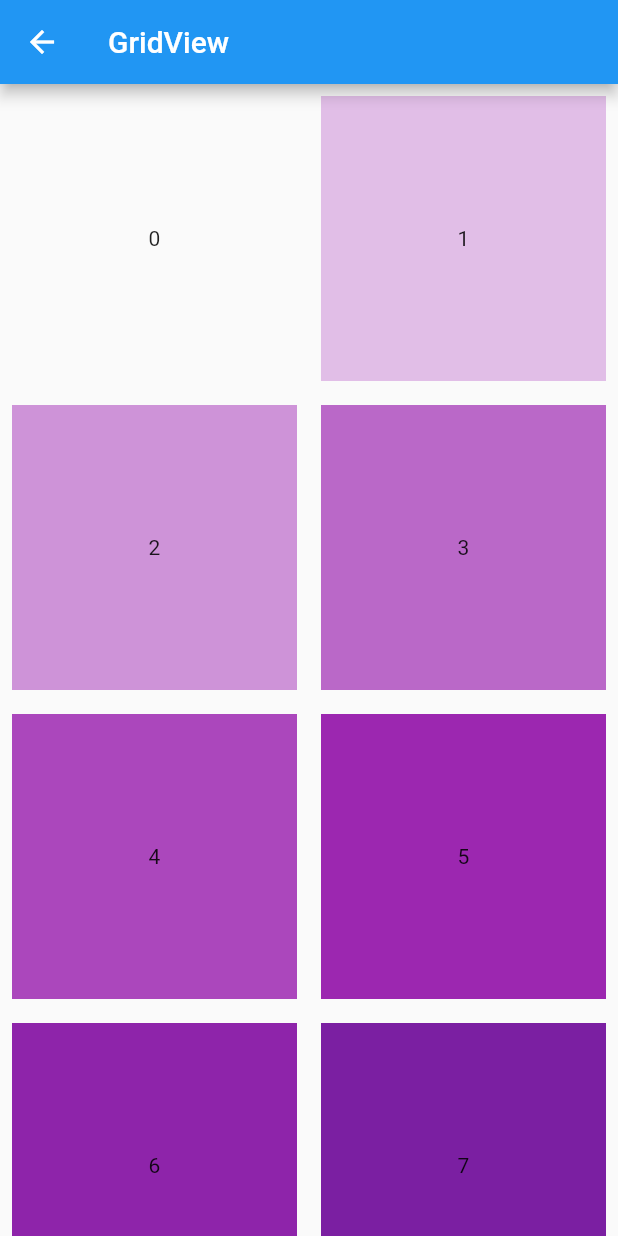
After one commit to sabil62/Alert-App, a Flutter app: the GridViewApp screen opened directly, on a phone screen of 412 x 824 dp. The commit adds this screen. Run offline on Flutter 3.47's test engine with Material 2 defaults, Android fonts, the phone set to English and light mode, and no system bars; our stand-ins replace charts_flutter, flutter_map, font_awesome_flutter, google_maps_flutter, latlong.

Commit message:
gridviews

```diff
--- /dev/null
+++ b/lib/files/grid.dart
@@ -0,0 +1,40 @@
+import 'package:flutter/material.dart';
+
+class GridViewApp extends StatefulWidget {
+  @override
+  _GridViewAppState createState() => _GridViewAppState();
+}
+
+class _GridViewAppState extends State<GridViewApp> {
+  @override
+  Widget build(BuildContext context) {
+    return Scaffold(
+        appBar: new AppBar(title: new Text('GridView')),
+        body: OrientationBuilder(builder: (context, orientation) {
+          return GridView.count(
+              crossAxisCount: orientation == Orientation.portrait ? 2 : 3,
+              children: List.generate(
+                  100,
+                  (index) => Padding(
+                        padding: const EdgeInsets.all(8.0),
+                        child: Container(
+                          child: Center(child: Text(index.toString())),
+                          decoration: BoxDecoration(
+                              color: Colors.purple[giveColor(index)]),
+                        ),
+                      )));
+        }));
+  }
+
+  int giveColor(int index) {
+    var col;
+    if (index > 10) {
+      col = index / 10;
+      print(col);
+    } else {
+      col = index;
+    }
+
+    return col.floor() * 100;
+  }
+}
```
Also changed, not shown: lib/files/http.dart (+6 -3 lines), lib/main.dart (+13 -0 lines), pubspec.lock.
